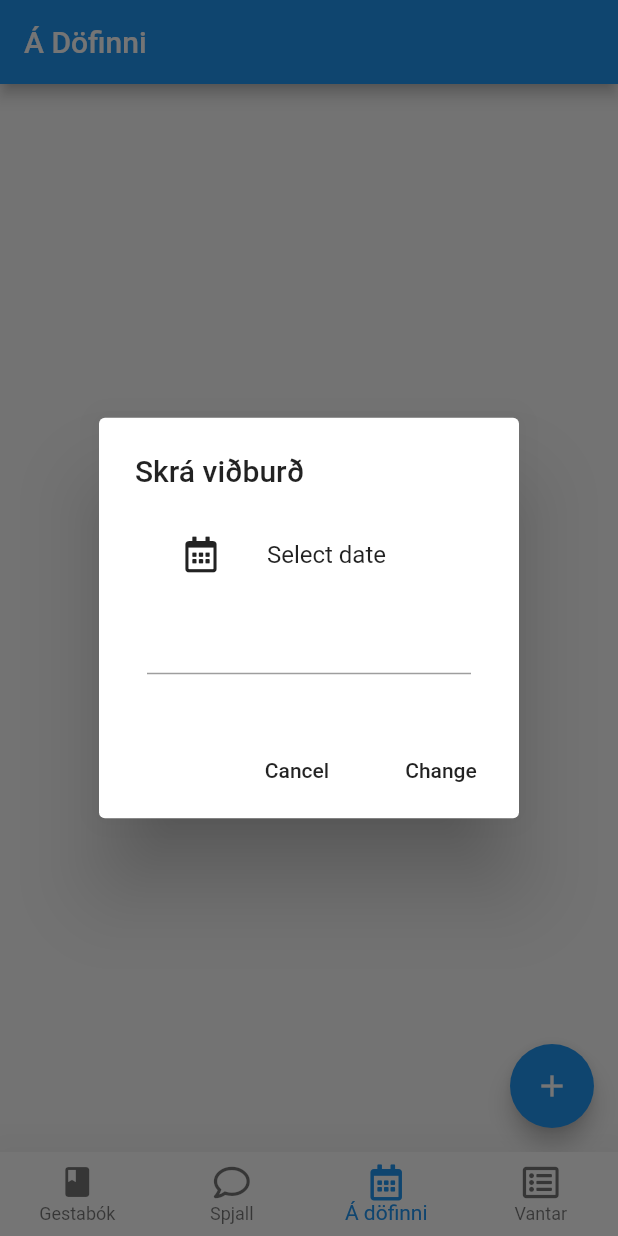
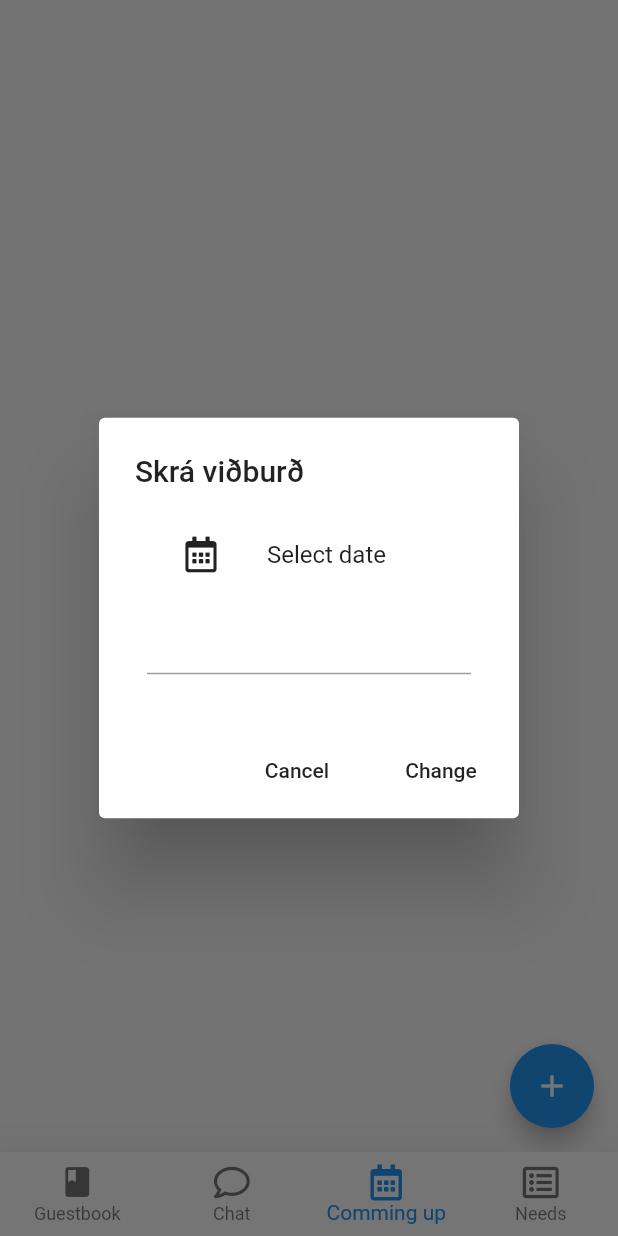
Before and after one commit to stebbih/Guestbook, a Flutter app: the screen it shows after launch, item 3 of the bottom bar chosen, after a tap on the "add" icon, on a phone screen of 412 x 824 dp. Run offline on Flutter 3.47's test engine with Material 2 defaults, Android fonts, the phone set to English and light mode, and no system bars; our stand-ins replace cloud_firestore, flutter_datetime_picker, font_awesome_flutter; accounts and stored records are empty.

Commit message:
guestbook tilbúið

```diff
--- a/lib/pages/calendar.dart
+++ b/lib/pages/calendar.dart
@@ -1,4 +1,5 @@
 import 'package:flutter/material.dart';
+import 'package:guestbook/constants.dart';
 import 'package:intl/intl.dart';
 
 import 'package:font_awesome_flutter/font_awesome_flutter.dart';
@@ -30,15 +31,12 @@ class _CalendarPage extends State<CalendarPage> {
     Firestore.instance
         .collection('events')
         .document()
-        .setData({'title': _comment, 'date': _date, 'user': 'Stefán'});
+        .setData({'title': _comment, 'date': _date, 'user': USER_NAME});
   }
 
   @override
   Widget build(BuildContext context) {
     return Scaffold(
-      appBar: AppBar(
-        title: const Text('Á Döfinni'),
-      ),
       body: SafeArea(
         child: StreamBuilder<QuerySnapshot>(
           stream: Firestore.instance.collection('events').snapshots(),
@@ -57,7 +55,7 @@ class _CalendarPage extends State<CalendarPage> {
                     var formatTime =
                         new DateFormat.Hm().format(new DateTime.now());
                     return new Card(
-                      color: document['user'] == 'Stefán'
+                      color: document['user'] == USER_NAME
                           ? Color.fromARGB(255, 55, 144, 191)
                           : Color.fromARGB(255, 215, 242, 255),
                       child: ListTile(
@@ -65,7 +63,7 @@ class _CalendarPage extends State<CalendarPage> {
                         title: new Text(
                           document['title'],
                           style: TextStyle(
-                            color: document['user'] == 'Stefán'
+                            color: document['user'] == USER_NAME
                                 ? Color.fromARGB(255, 255, 255, 255)
                                 : Color.fromARGB(255, 68, 67, 67),
                             fontSize: 18,
--- a/lib/pages/chat.dart
+++ b/lib/pages/chat.dart
@@ -8,9 +8,6 @@ class ChatPage extends StatefulWidget {
 class _ChatPage extends State<ChatPage> {
   Widget build(BuildContext context) {
     return Scaffold(
-      appBar: AppBar(
-        title: const Text('Spjall'),
-      ),
       body: Center(
         child: Text('Þetta er skjár fyrir Spjall'),
       ),
--- a/lib/pages/guestbook.dart
+++ b/lib/pages/guestbook.dart
@@ -1,5 +1,6 @@
 import 'package:flutter/material.dart';
 import 'package:cloud_firestore/cloud_firestore.dart';
+import 'package:intl/intl.dart';
 
 import 'package:guestbook/constants.dart';
 
@@ -9,6 +10,17 @@ class GuestbookPage extends StatefulWidget {
 }
 
 class _GuestbookPage extends State<GuestbookPage> {
+  DateFormat dateFormat = DateFormat("MMM dd");
+
+  final myController = TextEditingController();
+  @override
+  void dispose() {
+    // Clean up the controller when the widget is removed from the
+    // widget tree.
+    myController.dispose();
+    super.dispose();
+  }
+
   // VISIT
   Widget _renderVisitTile(DocumentSnapshot document) {
     return Align(
@@ -87,8 +99,8 @@ class _GuestbookPage extends State<GuestbookPage> {
       }
 
       // Is this the first message / first message of day ?
-      if (lastDate == null || lastDate.difference(messageDate).inDays > 0) {
-        //chatList.add(_renderDate(messageDate));
+      if (lastDate == null || messageDate.difference(lastDate).inDays > 0) {
+        chatList.add(_renderDate(messageDate));
         chatList.add(_renderUser(messageUser, isMe));
       } else if (messageUser != lastUser) {
         // Is new user
@@ -104,14 +116,14 @@ class _GuestbookPage extends State<GuestbookPage> {
     return chatList;
   }
 
-/*
   Widget _renderDate(DateTime date) {
     return Container(
+      margin: EdgeInsets.only(top: 8),
       child: Text(
-        date.toLocal(),
+        dateFormat.format(date),
         style: TextStyle(
           color: Color.fromARGB(255, 166, 166, 166),
-          fontSize: 12,
+          fontSize: 14,
           fontFamily: "Helvetica",
           fontWeight: FontWeight.w700,
         ),
@@ -119,10 +131,10 @@ class _GuestbookPage extends State<GuestbookPage> {
       ),
     );
   }
-*/
+
   Widget _renderUser(String user, bool fromMe) {
     return Container(
-      margin: EdgeInsets.only(top: 4, right: 8, left: 5),
+      margin: EdgeInsets.only(top: 2, right: 8, left: 5),
       child: Text(
         user,
         textAlign: fromMe ? TextAlign.right : TextAlign.left,
@@ -135,18 +147,52 @@ class _GuestbookPage extends State<GuestbookPage> {
     );
   }
 
+  void postMessage(String message, bool isVisit) {
+    debugPrint('hæ!');
+    Firestore.instance.collection('guestbookMessages').document().setData({
+      'isVisit': isVisit,
+      'timestamp': Timestamp.now(),
+      'user': USER_NAME,
+      'message': message
+    });
+  }
+
+  Widget _renderBottomBar() {
+    return new TextField(
+      controller: myController,
+      autofocus: false,
+      onSubmitted: (value) {
+        postMessage(value, false);
+        myController.clear();
+      },
+      decoration: new InputDecoration(
+        hintText: "Enter task or need...",
+        enabledBorder: const OutlineInputBorder(
+          borderRadius: BorderRadius.all(Radius.circular(9.0)),
+          borderSide: const BorderSide(color: Colors.grey, width: 0.5),
+        ),
+        focusedBorder: const OutlineInputBorder(
+          borderSide: const BorderSide(color: Colors.blue, width: 2.0),
+        ),
+      ),
+    );
+  }
+
   Widget build(BuildContext context) {
     return Scaffold(
       body: SafeArea(
         child: Container(
             padding: EdgeInsets.symmetric(horizontal: 10, vertical: 5),
+            child: Column(
+              children: <Widget>[
+                Expanded(
                   child: StreamBuilder<QuerySnapshot>(
                     stream: Firestore.instance
                         .collection('guestbookMessages')
                         .orderBy('timestamp')
                         .snapshots(),
-            builder:
-                (BuildContext context, AsyncSnapshot<QuerySnapshot> snapshot) {
+                    builder: (BuildContext context,
+                        AsyncSnapshot<QuerySnapshot> snapshot) {
                       if (snapshot.hasError)
                         return new Text('Error: ${snapshot.error}');
                       switch (snapshot.connectionState) {
@@ -159,6 +205,9 @@ class _GuestbookPage extends State<GuestbookPage> {
                     },
                   ),
                 ),
+                _renderBottomBar()
+              ],
+            )),
       ),
     );
   }
--- a/lib/pages/home.dart
+++ b/lib/pages/home.dart
@@ -33,22 +33,21 @@ class _HomePageState extends State<HomePage> {
         items: <BottomNavigationBarItem>[
           BottomNavigationBarItem(
             icon: Icon(Icons.book),
-            title: Text('Gestabók'),
+            title: Text('Guestbook'),
             activeIcon: Icon(Icons.book),
           ),
           BottomNavigationBarItem(
             icon: Icon(FontAwesomeIcons.comment),
-            title: Text('Spjall'),
+            title: Text('Chat'),
             activeIcon: Icon(FontAwesomeIcons.comment),
           ),
           BottomNavigationBarItem(
-            icon: Icon(FontAwesomeIcons.calendarAlt),
-            title: Text('Á döfinni'),
-            activeIcon: Icon(FontAwesomeIcons.calendarAlt)
-          ),
+              icon: Icon(FontAwesomeIcons.calendarAlt),
+              title: Text('Comming up'),
+              activeIcon: Icon(FontAwesomeIcons.calendarAlt)),
           BottomNavigationBarItem(
             icon: Icon(FontAwesomeIcons.listAlt),
-            title: Text('Vantar'),
+            title: Text('Needs'),
           ),
         ],
         currentIndex: _selectedIndex,
--- a/lib/pages/needs.dart
+++ b/lib/pages/needs.dart
@@ -10,7 +10,6 @@ class _NeedsPage extends State<NeedsPage> {
   String user;
   Map<String, bool> needs = new Map<String, bool>();
 
-
   void addNeed(String value) {
     if (value != '') {
       setState(() => needs[value] = false);
@@ -19,9 +18,6 @@ class _NeedsPage extends State<NeedsPage> {
 
   Widget build(BuildContext context) {
     return Scaffold(
-      appBar: AppBar(
-        title: const Text('Vantar'),
-      ),
       body: Column(children: <Widget>[
         Expanded(
             child: new ListView.builder(
```
Lines whose indentation alone changed are shown as unchanged.
